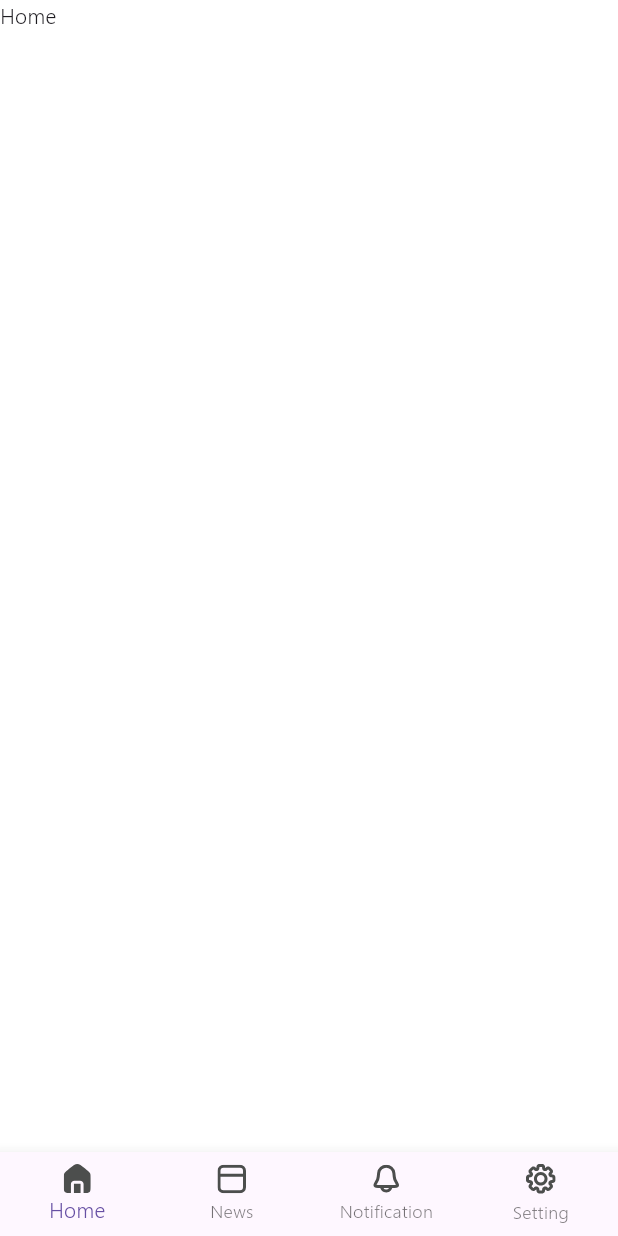
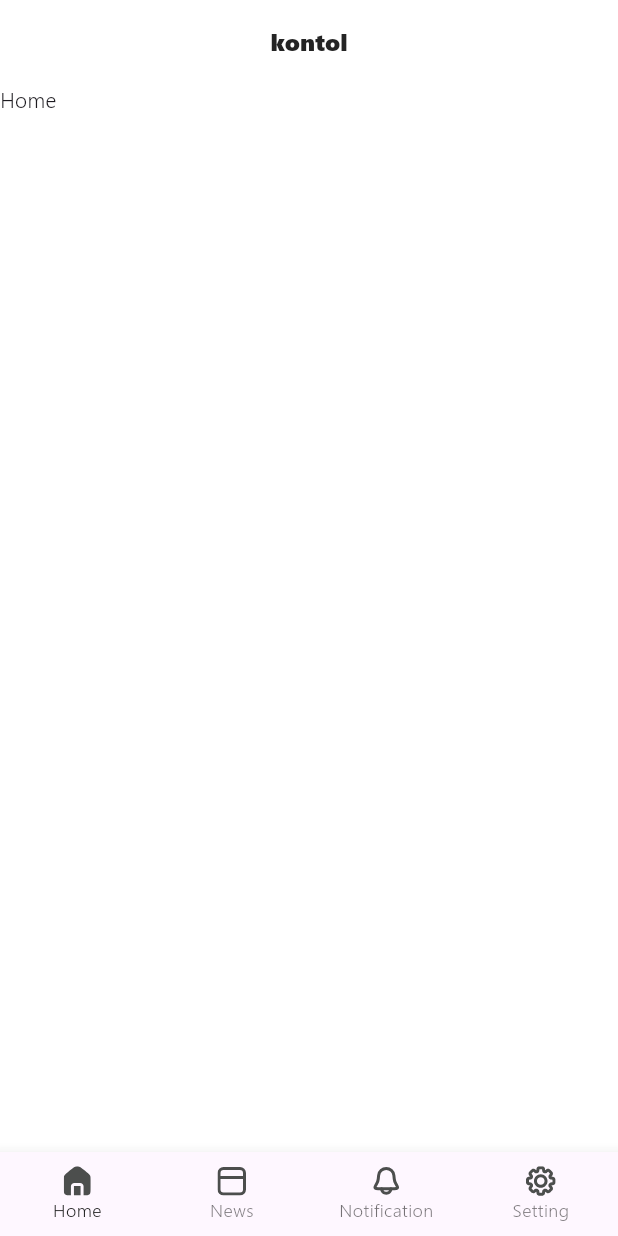
Before and after one commit to singgiaditya/NOWDOTS-Social-News, a Flutter app: the screen it shows after launch, on a phone screen of 412 x 824 dp. Run offline on Flutter 3.47's test engine with Material 3 defaults, Android fonts, the phone set to English and light mode, and no system bars; our stand-ins replace flutter_svg, go_router; project files that could hold a hidden picture were left out.

Commit message:
Refactor: camelCase

```diff
--- a/lib/main.dart
+++ b/lib/main.dart
@@ -14,7 +14,8 @@ class MyApp extends StatelessWidget {
   Widget build(BuildContext context) {
     return MaterialApp.router(
       title: 'Nowdots Social News',
-      theme: theme(),
+      theme: appTheme(),
+      themeMode: ThemeMode.light,
       routerConfig: AppRoute.router,
     );
   }
--- a/lib/src/config/themes/app_themes.dart
+++ b/lib/src/config/themes/app_themes.dart
@@ -2,7 +2,7 @@ import 'package:flutter/material.dart';
 import 'package:nowdots_social_news/src/config/themes/app_colors.dart';
 import 'package:nowdots_social_news/src/config/themes/app_textstyles.dart';
 
-ThemeData theme() {
+ThemeData appTheme() {
   return ThemeData(
     useMaterial3: true,
     brightness: Brightness.light,
@@ -11,7 +11,7 @@ ThemeData theme() {
     appBarTheme: appBarTheme(),
     tabBarTheme: const TabBarTheme(),
     iconButtonTheme: iconButtonThemeData(),
-    bottomNavigationBarTheme: const BottomNavigationBarThemeData()
+    bottomNavigationBarTheme: bottomNavigationBarTheme(),
   );
 }
 
@@ -44,10 +44,8 @@ IconButtonThemeData iconButtonThemeData() {
 
 BottomNavigationBarThemeData bottomNavigationBarTheme() {
   return BottomNavigationBarThemeData(
-    backgroundColor: Colors.white,
     selectedItemColor: primaryColor,
-    unselectedItemColor: thirdColor,
-    selectedLabelStyle: regularSegoeUITextStyle,
-    unselectedLabelStyle: regularSegoeUITextStyle,
+    selectedLabelStyle: regularSegoeUITextStyle.copyWith(color: primaryColor),
+    unselectedLabelStyle: regularSegoeUITextStyle.copyWith(color: primaryColor),
   );
 }
--- a/lib/src/core/constant/icons.dart
+++ b/lib/src/core/constant/icons.dart
@@ -1,12 +1,12 @@
 //home
-const home_filled = "assets/icons/home_filled.svg";
-const home_outline = "assets/icons/home_outline.svg";
+const homeFilled = "assets/icons/home_filled.svg";
+const homeOutline = "assets/icons/home_outline.svg";
 //news
-const news_filled = "assets/icons/news_filled.svg";
-const news_outline = "assets/icons/news_outline.svg";
+const newsFilled = "assets/icons/news_filled.svg";
+const newsOutline = "assets/icons/news_outline.svg";
 //notification
-const notification_filled = "assets/icons/notification_filled.svg";
-const notification_outline = "assets/icons/notification_outline.svg";
+const notificationFilled = "assets/icons/notification_filled.svg";
+const notificationOutline = "assets/icons/notification_outline.svg";
 //setting
-const setting_filled = "assets/icons/setting_filled.svg";
-const setting_outline = "assets/icons/setting_outline.svg";
+const settingFilled = "assets/icons/setting_filled.svg";
+const settingOutline = "assets/icons/setting_outline.svg";
--- a/lib/src/core/constant/images.dart
+++ b/lib/src/core/constant/images.dart
@@ -1,2 +1,2 @@
-const forgot_password_image = "assets/images/forgot_password_image.png";
-const signup_images = "assets/images/signup_images.png";
+const forgotPasswordImage = "assets/images/forgot_password_image.png";
+const signupImage = "assets/images/signup_images.png";
--- a/lib/src/presentation/init_page.dart
+++ b/lib/src/presentation/init_page.dart
@@ -21,6 +21,7 @@ class _InitPageState extends State<InitPage> {
   @override
   Widget build(BuildContext context) {
     return Scaffold(
+      appBar: AppBar(title: Text("kontol"),),
       body: widget.navigationShell,
       bottomNavigationBar: _buildBottomNavBar(),
     );
@@ -38,22 +39,22 @@ class _InitPageState extends State<InitPage> {
       type: BottomNavigationBarType.fixed,
       items: [
       BottomNavigationBarItem(
-          icon: SvgPicture.asset(home_outline),
-          activeIcon: SvgPicture.asset(home_filled),
+          icon: SvgPicture.asset(homeOutline),
+          activeIcon: SvgPicture.asset(homeFilled),
           label: "Home",
           ),
       BottomNavigationBarItem(
-          icon: SvgPicture.asset(news_outline),
-          activeIcon: SvgPicture.asset(news_filled),
+          icon: SvgPicture.asset(newsOutline),
+          activeIcon: SvgPicture.asset(newsFilled),
           label: "News",),
       BottomNavigationBarItem(
-          icon: SvgPicture.asset(notification_outline),
-          activeIcon: SvgPicture.asset(notification_filled),
+          icon: SvgPicture.asset(notificationOutline),
+          activeIcon: SvgPicture.asset(notificationFilled),
           label: "Notification",
           ),
       BottomNavigationBarItem(
-          icon: SvgPicture.asset(setting_outline),
-          activeIcon: SvgPicture.asset(setting_filled),
+          icon: SvgPicture.asset(settingOutline),
+          activeIcon: SvgPicture.asset(settingFilled),
           label: "Setting",
           ),
     ]);
```
